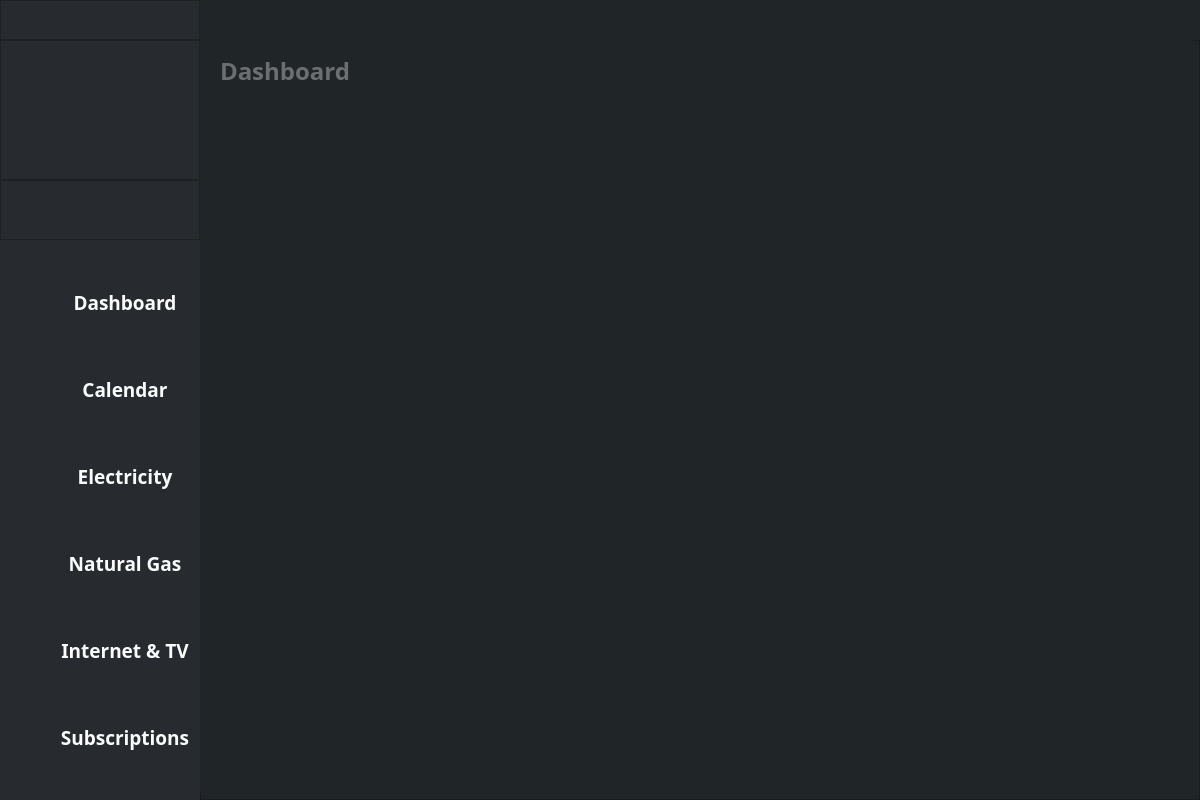
TiberiuMatei/BillyApp, file billy_ui.ui: the form before one commit.
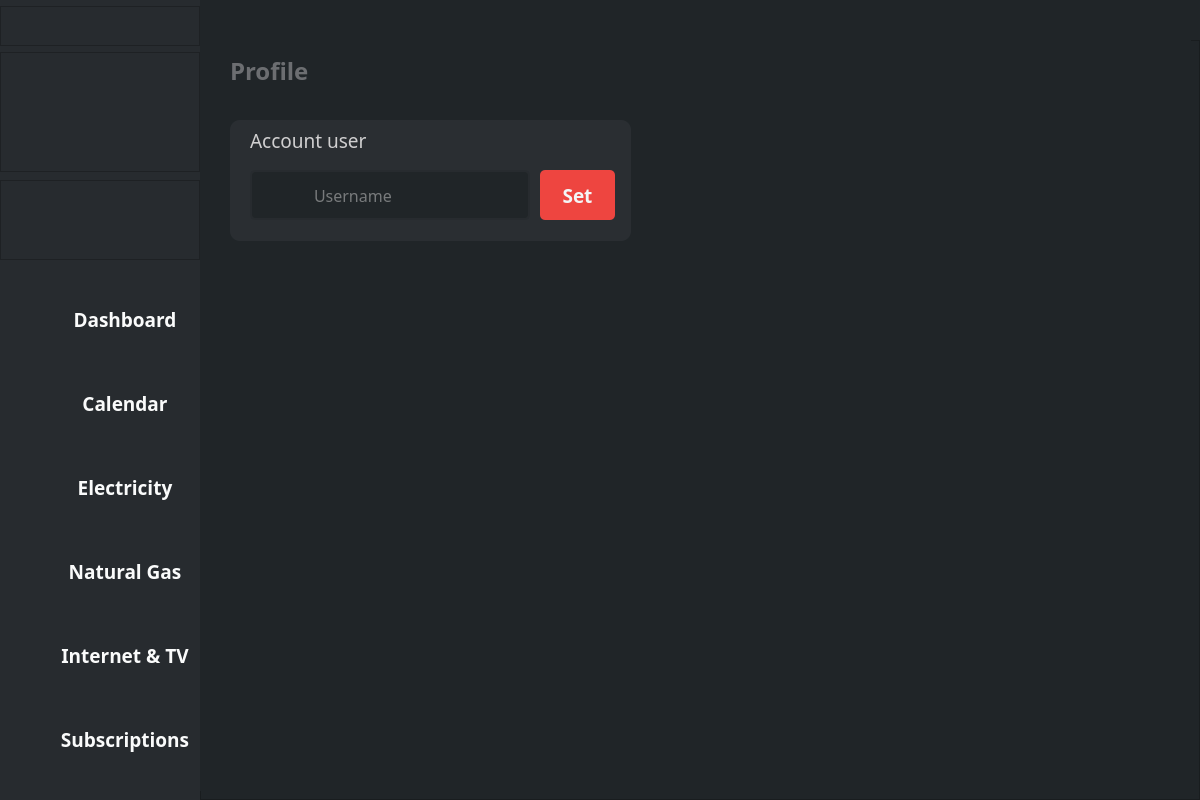
The form after the commit. The open tabs and pages were chosen to show the change. Icons and pictures are not drawn.

Commit message: Added Profile page, profile username functionality and animation

Diff of the .ui file:
```diff
--- a/billy_ui.ui
+++ b/billy_ui.ui
@@ -137,7 +137,7 @@
             <property name="maximumSize">
              <size>
               <width>16777215</width>
-              <height>140</height>
+              <height>120</height>
              </size>
             </property>
             <property name="styleSheet">
@@ -162,7 +162,7 @@
          <property name="maximumSize">
           <size>
            <width>200</width>
-           <height>60</height>
+           <height>80</height>
           </size>
          </property>
          <property name="frameShape">
@@ -178,6 +178,9 @@
        </item>
        <item>
         <widget class="QFrame" name="frameMenuContent">
+         <property name="enabled">
+          <bool>true</bool>
+         </property>
          <property name="maximumSize">
           <size>
            <width>200</width>
@@ -202,7 +205,7 @@
           <enum>QFrame::NoFrame</enum>
          </property>
          <property name="frameShadow">
-          <enum>QFrame::Raised</enum>
+          <enum>QFrame::Plain</enum>
          </property>
          <property name="lineWidth">
           <number>0</number>
@@ -785,7 +788,7 @@
            <widget class="QLabel" name="lblDashTitle">
             <property name="geometry">
              <rect>
-              <x>20</x>
+              <x>30</x>
               <y>10</y>
               <width>281</width>
               <height>41</height>
@@ -955,6 +958,160 @@
             </property>
            </widget>
           </widget>
+          <widget class="QWidget" name="pageProfile">
+           <widget class="QLabel" name="lblProfile">
+            <property name="geometry">
+             <rect>
+              <x>30</x>
+              <y>10</y>
+              <width>281</width>
+              <height>41</height>
+             </rect>
+            </property>
+            <property name="font">
+             <font>
+              <family>SF UI Display</family>
+              <pointsize>18</pointsize>
+              <weight>75</weight>
+              <bold>true</bold>
+             </font>
+            </property>
+            <property name="styleSheet">
+             <string notr="true">color: #6c6e71;</string>
+            </property>
+            <property name="text">
+             <string>Profile</string>
+            </property>
+            <property name="textFormat">
+             <enum>Qt::MarkdownText</enum>
+            </property>
+           </widget>
+           <widget class="QFrame" name="profileName">
+            <property name="geometry">
+             <rect>
+              <x>30</x>
+              <y>80</y>
+              <width>401</width>
+              <height>121</height>
+             </rect>
+            </property>
+            <property name="cursor">
+             <cursorShape>ArrowCursor</cursorShape>
+            </property>
+            <property name="styleSheet">
+             <string notr="true">QFrame{
+	border-radius: 10px;	
+	background-color: #2a2e32;
+}</string>
+            </property>
+            <property name="frameShape">
+             <enum>QFrame::NoFrame</enum>
+            </property>
+            <property name="frameShadow">
+             <enum>QFrame::Raised</enum>
+            </property>
+            <widget class="QLabel" name="lblProfileName">
+             <property name="geometry">
+              <rect>
+               <x>20</x>
+               <y>10</y>
+               <width>121</width>
+               <height>21</height>
+              </rect>
+             </property>
+             <property name="font">
+              <font>
+               <family>SF UI Display</family>
+               <pointsize>14</pointsize>
+              </font>
+             </property>
+             <property name="styleSheet">
+              <string notr="true">color: #d0cfd0;</string>
+             </property>
+             <property name="text">
+              <string>Account user</string>
+             </property>
+            </widget>
+            <widget class="QLineEdit" name="txtUsername">
+             <property name="geometry">
+              <rect>
+               <x>20</x>
+               <y>50</y>
+               <width>280</width>
+               <height>50</height>
+              </rect>
+             </property>
+             <property name="font">
+              <font>
+               <family>SF UI Display</family>
+               <pointsize>12</pointsize>
+              </font>
+             </property>
+             <property name="styleSheet">
+              <string notr="true">QLineEdit{
+	border: 2px solid #272b2f;
+	border-radius: 5px;
+	color: #d0cfd0;
+	padding-left: 60px;	
+	background-color:#202528;	
+	background-image: url(:/images/Resources/username.png);
+	background-repeat: none;
+}
+QLineEdit:hover{
+	border: 2px solid #C72C41;
+}
+QLineEdit:focus{
+	border: 2px solid #EE4540;
+}</string>
+             </property>
+             <property name="placeholderText">
+              <string>Username</string>
+             </property>
+            </widget>
+            <widget class="QPushButton" name="btnSetProfileName">
+             <property name="geometry">
+              <rect>
+               <x>310</x>
+               <y>50</y>
+               <width>75</width>
+               <height>50</height>
+              </rect>
+             </property>
+             <property name="font">
+              <font>
+               <family>SF UI Display</family>
+               <pointsize>14</pointsize>
+               <weight>75</weight>
+               <bold>true</bold>
+              </font>
+             </property>
+             <property name="cursor">
+              <cursorShape>PointingHandCursor</cursorShape>
+             </property>
+             <property name="styleSheet">
+              <string notr="true">QPushButton{
+	background-color: #EE4540;
+	color: #f3f5f6;
+	border-radius: 5px;
+}
+QPushButton:pressed
+{	
+	border-style:solid;
+	border-width:2px;
+}
+QPushButton:hover{
+	background-color: #C72C41;
+}</string>
+             </property>
+             <property name="text">
+              <string>Set</string>
+             </property>
+             <property name="flat">
+              <bool>true</bool>
+             </property>
+            </widget>
+           </widget>
+          </widget>
          </widget>
         </widget>
        </item>
```
Left out of the diff: 83 changed lines with no effect on the pictures. The commit also changes 7 other files.
